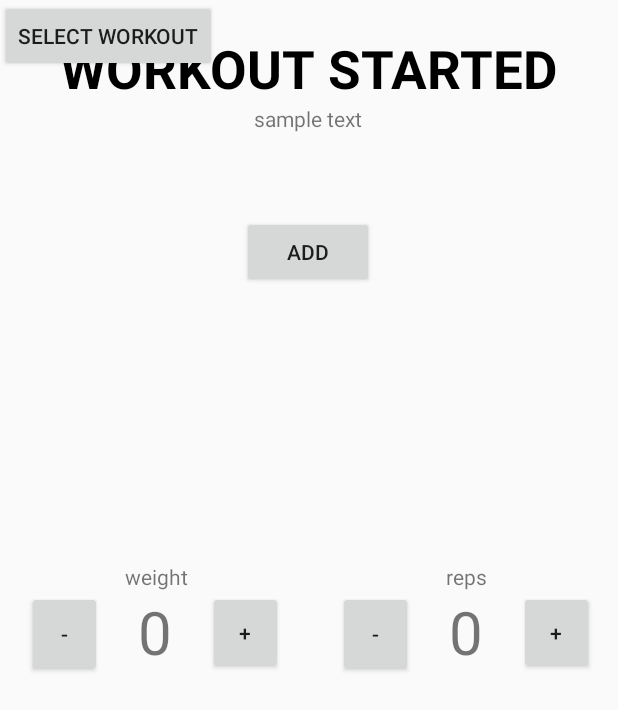
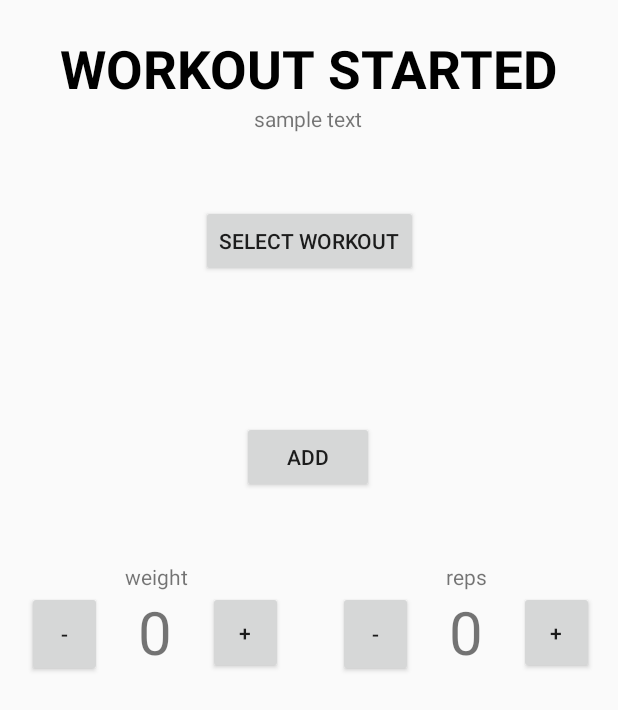
Before and after one commit to bzhang0/WorkHarderIA, an Android app: the layout activity_start_workout.xml on its own in the app's theme, with its tools: preview values and no code run, on a phone screen of 412 x 824 dp. Shown: the top 710 px of the screen. Run offline under Robolectric (Android 15) with nearby library versions, the phone set to English and light mode, and no system bars.

```diff
--- a/app/src/main/res/layout/activity_start_workout.xml
+++ b/app/src/main/res/layout/activity_start_workout.xml
@@ -42,26 +42,29 @@
         app:layout_constraintVertical_bias="0.0" />
 
     <Button
-        android:id="@+id/button"
+        android:id="@+id/button_selectWorkoutIndicator"
         android:layout_width="wrap_content"
         android:layout_height="wrap_content"
+        android:onClick="showPopup"
         android:text="select workout"
-        tools:layout_editor_absoluteX="133dp"
-        tools:layout_editor_absoluteY="98dp"
-        android:onClick="showPopup"/>
+        app:layout_constraintBottom_toBottomOf="@+id/recyclerviewer"
+        app:layout_constraintEnd_toEndOf="parent"
+        app:layout_constraintStart_toStartOf="parent"
+        app:layout_constraintTop_toTopOf="parent"
+        app:layout_constraintVertical_bias="0.176" />
 
     <TextView
         android:id="@+id/weightDisplayText"
         android:layout_width="wrap_content"
         android:layout_height="wrap_content"
         android:text="weight"
-        app:layout_constraintBottom_toTopOf="@+id/weight_amountDisplay"
-        app:layout_constraintEnd_toEndOf="@+id/weight_amountDisplay"
+        app:layout_constraintBottom_toTopOf="@+id/weight_amountDisplayText"
+        app:layout_constraintEnd_toEndOf="@+id/weight_amountDisplayText"
         app:layout_constraintHorizontal_bias="0.476"
-        app:layout_constraintStart_toStartOf="@+id/weight_amountDisplay" />
+        app:layout_constraintStart_toStartOf="@+id/weight_amountDisplayText" />
 
     <TextView
-        android:id="@+id/weight_amountDisplay"
+        android:id="@+id/weight_amountDisplayText"
         android:layout_width="wrap_content"
         android:layout_height="wrap_content"
         android:layout_marginBottom="376dp"
@@ -78,8 +81,8 @@
         android:layout_height="55dp"
         android:layout_marginStart="24dp"
         android:text="+"
-        app:layout_constraintBottom_toBottomOf="@+id/weight_amountDisplay"
-        app:layout_constraintStart_toEndOf="@+id/weight_amountDisplay"
+        app:layout_constraintBottom_toBottomOf="@+id/weight_amountDisplayText"
+        app:layout_constraintStart_toEndOf="@+id/weight_amountDisplayText"
         app:layout_constraintTop_toBottomOf="@+id/weightDisplayText"
         app:layout_constraintVertical_bias="0.0" />
 
@@ -89,8 +92,8 @@
         android:layout_height="57dp"
         android:layout_marginEnd="24dp"
         android:text="-"
-        app:layout_constraintBottom_toBottomOf="@+id/weight_amountDisplay"
-        app:layout_constraintEnd_toStartOf="@+id/weight_amountDisplay"
+        app:layout_constraintBottom_toBottomOf="@+id/weight_amountDisplayText"
+        app:layout_constraintEnd_toStartOf="@+id/weight_amountDisplayText"
         app:layout_constraintTop_toBottomOf="@+id/weightDisplayText"
         app:layout_constraintVertical_bias="0.0" />
 
@@ -146,8 +149,8 @@
         android:text="add"
         app:layout_constraintEnd_toStartOf="@+id/rep_amountDisplayText"
         app:layout_constraintHorizontal_bias="0.484"
-        app:layout_constraintStart_toEndOf="@+id/weight_amountDisplay"
-        app:layout_constraintTop_toBottomOf="@+id/button" />
+        app:layout_constraintStart_toEndOf="@+id/weight_amountDisplayText"
+        app:layout_constraintTop_toBottomOf="@+id/button_selectWorkoutIndicator" />
 
     <androidx.recyclerview.widget.RecyclerView
         android:id="@+id/recyclerviewer"
--- a/app/src/main/res/layout/item_display_workout.xml
+++ b/app/src/main/res/layout/item_display_workout.xml
@@ -20,7 +20,7 @@
         android:textSize="30sp" />
 
     <TextView
-        android:id="@+id/textview_reps_exercise_times"
+        android:id="@+id/textview_reps_exercise_timesText"
         android:layout_width="wrap_content"
         android:layout_height="wrap_content"
         android:text=" times"
```
Also changed, not shown: app/src/main/java/com/example/workharderia/ExerciseAdapter.java (added, +62 -0 lines), app/src/main/java/com/example/workharderia/StartWorkout.java (+117 -5 lines).
